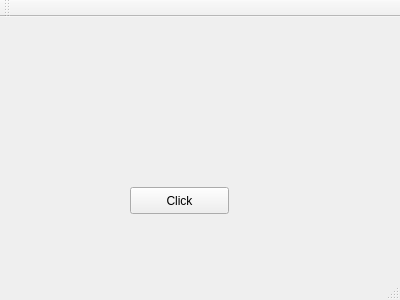
The window that calibration_gui/calibration_gui/ui/mainwindow.ui (davidtvs/calibration) describes before a commit, drawn with Qt 5.
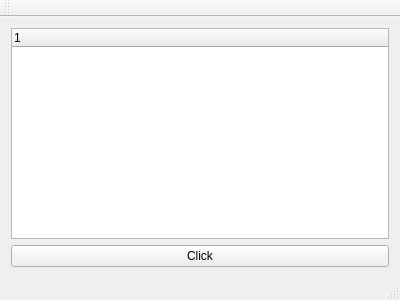
The same window after the commit.

```diff
--- a/calibration_gui/calibration_gui/ui/mainwindow.ui
+++ b/calibration_gui/calibration_gui/ui/mainwindow.ui
@@ -14,19 +14,24 @@
    <string>MainWindow</string>
   </property>
   <widget class="QWidget" name="centralWidget">
+   <layout class="QGridLayout" name="gridLayout">
+    <item row="4" column="0">
    <widget class="QPushButton" name="pushButton">
-    <property name="geometry">
-     <rect>
-      <x>130</x>
-      <y>170</y>
-      <width>99</width>
-      <height>27</height>
-     </rect>
-    </property>
     <property name="text">
      <string>Click</string>
     </property>
    </widget>
+    </item>
+    <item row="2" column="0">
+     <widget class="QTreeWidget" name="treeWidget">
+      <column>
+       <property name="text">
+        <string notr="true">1</string>
+       </property>
+      </column>
+     </widget>
+    </item>
+   </layout>
   </widget>
   <widget class="QMenuBar" name="menuBar">
    <property name="geometry">
```
Lines whose indentation alone changed are shown as unchanged.
